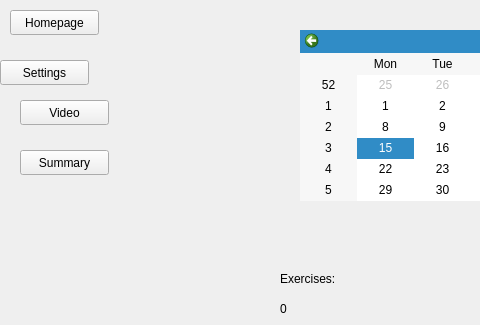
This is ui/MainView.ui in TheGeniesis/PAK as Qt 5 draws it before an edit; both pictures show x 0 to 480 and y 0 to 325 of the 1106 by 769 pixel window. The edited form follows.
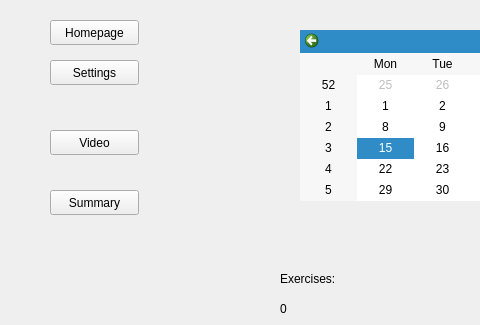
This is the edited form.

Patch:
```diff
--- a/ui/MainView.ui
+++ b/ui/MainView.ui
@@ -482,8 +482,8 @@
    <widget class="QPushButton" name="nav_main">
     <property name="geometry">
      <rect>
-      <x>10</x>
-      <y>10</y>
+      <x>50</x>
+      <y>20</y>
       <width>89</width>
       <height>25</height>
      </rect>
@@ -495,7 +495,7 @@
    <widget class="QPushButton" name="nav_settings">
     <property name="geometry">
      <rect>
-      <x>0</x>
+      <x>50</x>
       <y>60</y>
       <width>89</width>
       <height>25</height>
@@ -508,8 +508,8 @@
    <widget class="QPushButton" name="nav_video">
     <property name="geometry">
      <rect>
-      <x>20</x>
-      <y>100</y>
+      <x>50</x>
+      <y>130</y>
       <width>89</width>
       <height>25</height>
      </rect>
@@ -521,8 +521,8 @@
    <widget class="QPushButton" name="nav_summary">
     <property name="geometry">
      <rect>
-      <x>20</x>
-      <y>150</y>
+      <x>50</x>
+      <y>190</y>
       <width>89</width>
       <height>25</height>
      </rect>
```
Left out of the diff: 2 changed lines with no effect on the pictures.
